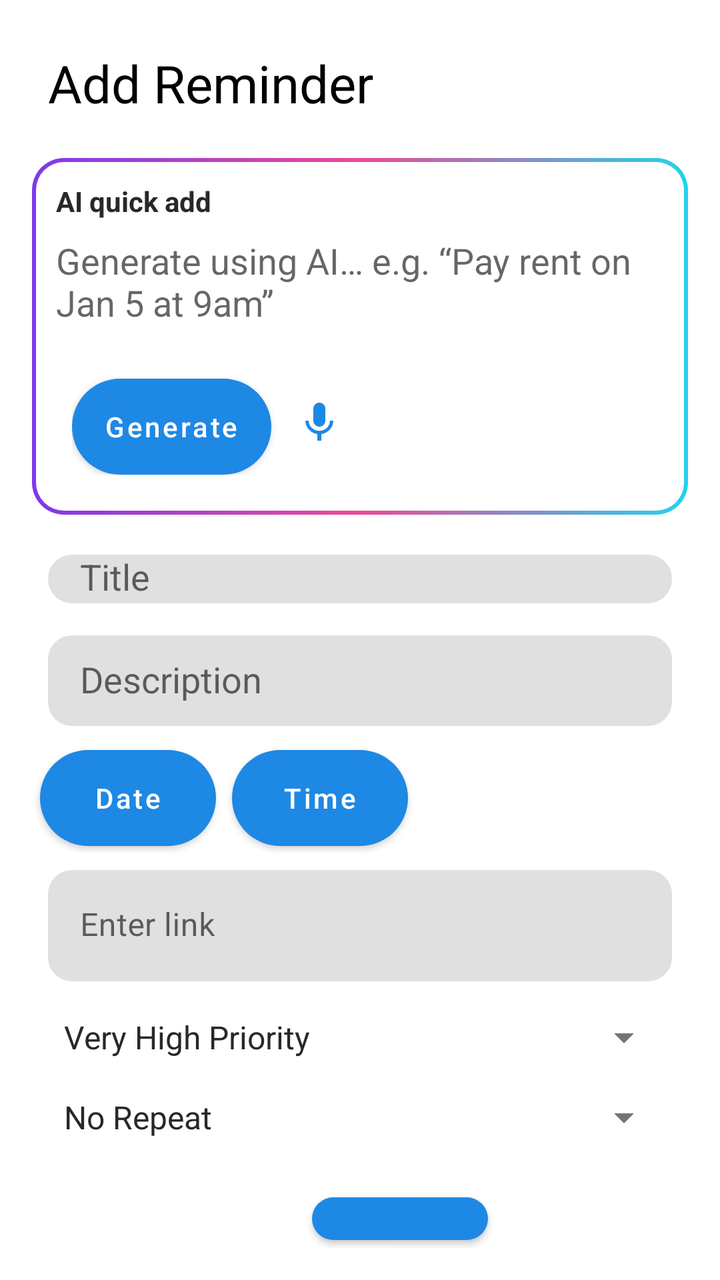
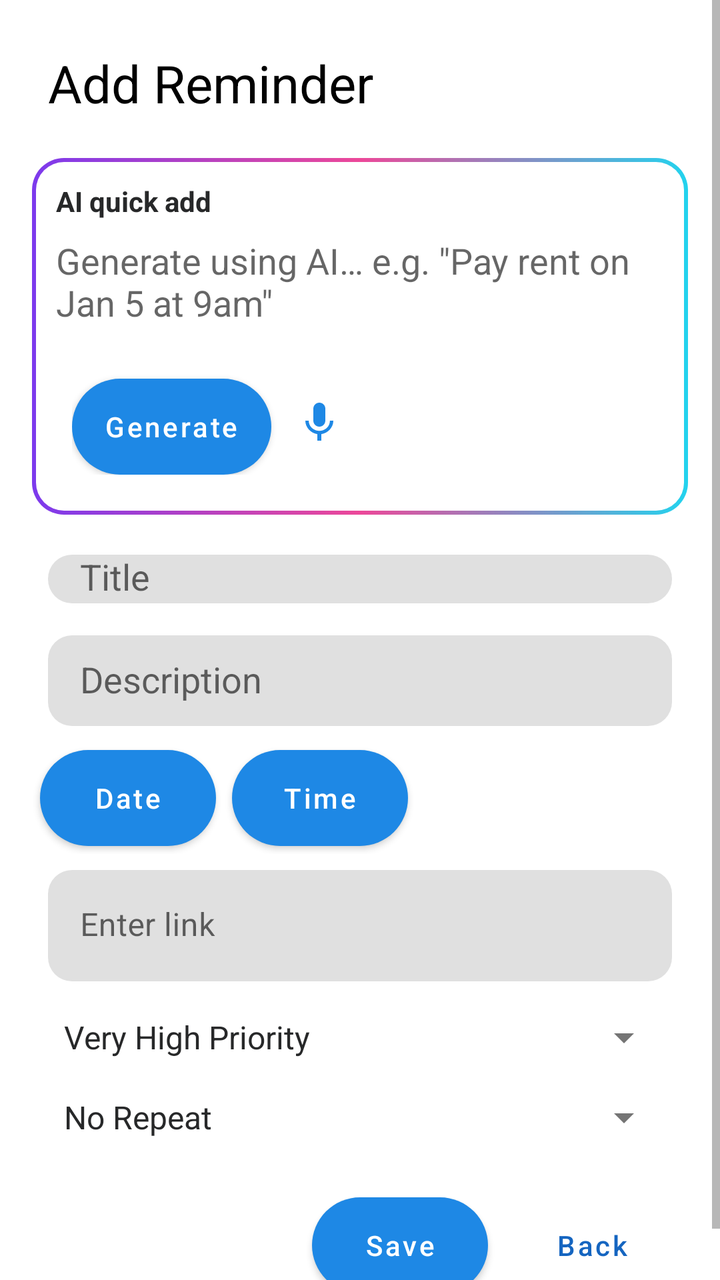

The first picture is an Android layout as it rendered before a commit; the second is the same layout after the commit. The layout source and the unified diff follow.
<!-- AndroidManifest.xml: application theme Theme.Nudge -->
<!-- res/layout/fragment_reminder.xml -->
<LinearLayout xmlns:android="http://schemas.android.com/apk/res/android"
    android:layout_width="match_parent"
    android:layout_height="match_parent"
    xmlns:app="http://schemas.android.com/apk/res-auto"
    android:orientation="vertical"
    android:padding="16dp">

    <com.google.android.material.progressindicator.LinearProgressIndicator
        android:id="@+id/topLoading"
        android:layout_width="match_parent"
        android:layout_height="4dp"
        android:indeterminate="true"
        android:visibility="gone"
        android:layout_marginBottom="8dp" />

    <TextView
        android:id="@+id/pageTitle"
        android:layout_width="wrap_content"
        android:layout_height="wrap_content"
        android:textSize="26sp"
        android:text="Add Reminder"
        android:layout_margin="8dp"
        android:textColor="?attr/colorOnSurface"/>


    
    <LinearLayout
        android:id="@+id/aiBox"
        android:layout_width="match_parent"
        android:layout_height="wrap_content"
        android:layout_marginTop="12dp"
        android:padding="12dp"
        android:orientation="vertical"
        android:background="@drawable/bg_ai_gradient">

        <TextView
            android:layout_width="wrap_content"
            android:layout_height="wrap_content"
            android:text="AI quick add"
            android:textStyle="bold"
            android:textColor="@color/colorTextPrimary"
            android:textSize="14sp" />

        <EditText
            android:id="@+id/aiInputEditText"
            android:layout_width="match_parent"
            android:layout_height="wrap_content"
            android:layout_marginTop="8dp"
            android:hint="Generate using AI… e.g. “Pay rent on Jan 5 at 9am”"
            android:textColor="@android:color/white"
            android:background="@android:color/transparent"
            android:inputType="textCapSentences|textMultiLine"
            android:minLines="2"
            android:maxLines="4" />
        <LinearLayout
            android:id="@+id/aiActionBox"
            android:layout_width="match_parent"
            android:layout_height="wrap_content"
            android:layout_marginTop="8dp"
            android:padding="8dp"
            android:orientation="horizontal">
            <Button
                android:id="@+id/aiGenerateButton"
                android:layout_width="wrap_content"
                android:layout_height="wrap_content"
                android:layout_marginTop="10dp"
                android:text="Generate"
                android:textAllCaps="false"
                android:background="@drawable/rounded_corner"
                android:backgroundTint="#FFFFFF" />
            <ImageButton
                android:id="@+id/voiceButton"
                android:layout_width="48dp"
                android:layout_height="48dp"
                android:layout_marginTop="8dp"
                android:background="?attr/selectableItemBackgroundBorderless"
                android:contentDescription="Start recording"
                android:src="@drawable/ic_mic"
                app:tint="@color/mic_tint" />
        </LinearLayout>
    </LinearLayout>

    <com.google.android.material.textfield.TextInputLayout
        android:layout_width="match_parent"
        android:layout_height="wrap_content"
        android:layout_marginTop="20dp"
        android:layout_marginStart="8dp"
        android:layout_marginEnd="8dp"
        android:layout_marginBottom="8dp"
        android:hint="Title"
        style="@style/Widget.MaterialComponents.TextInputLayout.FilledBox"
        app:boxCornerRadiusTopStart="12dp"
        app:boxCornerRadiusTopEnd="12dp"
        app:boxCornerRadiusBottomStart="12dp"
        app:boxCornerRadiusBottomEnd="12dp"
        app:boxStrokeWidth="0dp"
        app:boxStrokeWidthFocused="0dp">
        <com.google.android.material.textfield.MaterialAutoCompleteTextView
            android:id="@+id/titleEditText"
            android:layout_width="match_parent"
            android:layout_height="wrap_content"
            android:paddingStart="16dp" />
    </com.google.android.material.textfield.TextInputLayout>

    <com.google.android.material.textfield.TextInputLayout
        android:layout_width="match_parent"
        android:layout_height="wrap_content"
        android:layout_margin="8dp"
        android:hint="Description"
        style="@style/Widget.MaterialComponents.TextInputLayout.FilledBox"
        app:boxCornerRadiusTopStart="12dp"
        app:boxCornerRadiusTopEnd="12dp"
        app:boxCornerRadiusBottomStart="12dp"
        app:boxCornerRadiusBottomEnd="12dp"
        app:boxStrokeWidth="0dp"
        app:boxStrokeWidthFocused="0dp">
        <com.google.android.material.textfield.MaterialAutoCompleteTextView
            android:id="@+id/descriptionEditText"
            android:layout_width="match_parent"
            android:layout_height="wrap_content"
            android:paddingStart="16dp"
            android:inputType="textCapSentences|textMultiLine"
            android:minLines="2" />
    </com.google.android.material.textfield.TextInputLayout>

    <LinearLayout
        android:layout_width="wrap_content"
        android:layout_height="wrap_content"
        android:orientation="horizontal"
        android:gravity="center_vertical">
        <Button
            android:id="@+id/dateButton"
            android:layout_width="match_parent"
            android:layout_height="wrap_content"
            android:background="@drawable/rounded_corner"
            android:layout_margin="4dp"
            android:textAllCaps="false"
            android:text="Date" />

        <Button
            android:id="@+id/timeButton"
            android:layout_width="match_parent"
            android:layout_height="wrap_content"
            android:background="@drawable/rounded_corner"
            android:layout_margin="4dp"
            android:textAllCaps="false"
            android:text="Time" />
    </LinearLayout>

    <EditText
        android:id="@+id/idEditText"
        android:layout_width="match_parent"
        android:layout_height="wrap_content"
        android:visibility="gone"
        android:layout_margin="8dp" />

    <com.google.android.material.textfield.TextInputLayout
        android:layout_width="match_parent"
        android:layout_height="wrap_content"
        android:layout_margin="8dp"
        android:hint="Enter link"
        style="@style/Widget.MaterialComponents.TextInputLayout.FilledBox"
        app:boxCornerRadiusTopStart="12dp"
        app:boxCornerRadiusTopEnd="12dp"
        app:boxCornerRadiusBottomStart="12dp"
        app:boxCornerRadiusBottomEnd="12dp"
        app:boxStrokeWidth="0dp"
        app:boxStrokeWidthFocused="0dp">
        <com.google.android.material.textfield.TextInputEditText
            android:id="@+id/linkEditText"
            android:paddingStart="16dp"
            android:layout_width="match_parent"
            android:layout_height="wrap_content"
            android:singleLine="true"
            android:imeOptions="actionDone"
            android:inputType="textUri" />
    </com.google.android.material.textfield.TextInputLayout>

    <EditText
        android:id="@+id/passwordEditText"
        android:layout_width="match_parent"
        android:layout_height="wrap_content"
        android:hint="Enter key"
        android:visibility="gone"
        android:inputType="textPassword"
        android:singleLine="true"
        android:layout_margin="8dp"
        android:imeOptions="actionDone" />

    <Spinner
        android:id="@+id/prioritySpinner"
        android:layout_width="match_parent"
        android:layout_height="wrap_content"
        android:layout_margin="8dp"
        android:entries="@array/priority_array" />

    <Spinner
        android:id="@+id/repeatSpinner"
        android:layout_width="match_parent"
        android:layout_height="wrap_content"
        android:layout_margin="8dp"
        android:entries="@array/repeat_array" />

    <Spinner
        android:id="@+id/snoozeSpinner"
        android:layout_width="match_parent"
        android:layout_height="wrap_content"
        android:layout_margin="8dp"
        android:visibility="gone"
        android:entries="@array/snooze_array" />

    <LinearLayout
        android:layout_width="match_parent"
        android:layout_height="wrap_content"
        android:layout_marginTop="16dp"
        android:orientation="horizontal"
        android:gravity="end|center_vertical">
        <Button
            android:id="@+id/saveButton"
            android:layout_width="wrap_content"
            android:layout_height="wrap_content"
            android:background="@drawable/rounded_corner"
            android:layout_margin="4dp"
            android:textAllCaps="false"
            android:text="Save" />

        <Button
            android:id="@+id/goBackButton"
            style="@style/Widget.MaterialComponents.Button.TextButton"
            android:layout_width="wrap_content"
            android:layout_height="wrap_content"
            android:text="Back"
            android:textAllCaps="false"
            android:textColor="@color/colorPrimaryDark"
            android:layout_margin="4dp"
            android:layout_gravity="center" />
    </LinearLayout>

</LinearLayout>
<!-- resources referenced by this layout -->
<resources>
  <string-array name="priority_array">
          <item>Very High Priority</item>
          <item>High Priority</item>
          <item>Medium Priority</item>
          <item>Low Priority</item>
      </string-array>
  <string-array name="repeat_array">
          <item>No Repeat</item>
          <item>Weekly</item>
          <item>Biweekly</item>
      </string-array>
  <string-array name="snooze_array">
          <item>One Reminder</item>
          <item>Two Reminders</item>
          <item>Three Reminders</item>
      </string-array>
  <color name="colorPrimaryDark">#1565C0</color>
  <color name="colorTextPrimary">#272829</color>
  <!-- drawable bg_ai_gradient (drawable) -->
  <layer-list xmlns:android="http://schemas.android.com/apk/res/android">
  
      
      <item>
          <shape android:shape="rectangle">
              <corners android:radius="16dp" />
              <gradient
                  android:type="linear"
                  android:angle="0"
                  android:startColor="#7C3AED"
                  android:centerColor="#EC4899"
                  android:endColor="#22D3EE" />
          </shape>
      </item>
  
      
      <item
          android:left="2dp"
          android:top="2dp"
          android:right="2dp"
          android:bottom="2dp">
          <shape android:shape="rectangle">
              <corners android:radius="14dp" />
              <solid android:color="?attr/colorSurface" />
          </shape>
      </item>
  
  </layer-list>
  <!-- drawable ic_mic (drawable) -->
  <vector xmlns:android="http://schemas.android.com/apk/res/android" android:height="24dp" android:tint="#FFFFFF" android:viewportHeight="24" android:viewportWidth="24" android:width="24dp">
        
      <path android:fillColor="@android:color/white" android:pathData="M12,14c1.66,0 2.99,-1.34 2.99,-3L15,5c0,-1.66 -1.34,-3 -3,-3S9,3.34 9,5v6c0,1.66 1.34,3 3,3zM17.3,11c0,3 -2.54,5.1 -5.3,5.1S6.7,14 6.7,11L5,11c0,3.41 2.72,6.23 6,6.72L11,21h2v-3.28c3.28,-0.48 6,-3.3 6,-6.72h-1.7z"/>
      
  </vector>
  <!-- drawable rounded_corner (drawable) -->
  <shape xmlns:android="http://schemas.android.com/apk/res/android">
      <solid android:color="@color/white" />
      <corners android:radius="30dp" />
  </shape>
  <style name="Theme.Nudge" parent="Theme.MaterialComponents.DayNight.NoActionBar">
          
          <item name="colorPrimary">@color/colorPrimary</item>
          <item name="colorPrimaryVariant">@color/colorPrimaryDark</item>
          <item name="colorOnPrimary">@color/white</item>
          
          <item name="colorSecondary">@color/colorAccent</item>
          <item name="colorSecondaryVariant">@color/colorAccent</item>
          <item name="colorOnSecondary">@color/black</item>
          
          <item name="android:colorBackground">@color/colorBackground</item>
          
          <item name="android:textColorPrimary">@color/colorTextPrimary</item>
          <item name="android:textColorSecondary">@color/colorTextSecondary</item>
          
          <item name="android:windowBackground">@color/colorBackground</item>
          <item name="android:statusBarColor">@color/colorTheme</item>
      </style>
  <color name="white">#FFFFFFFF</color>
  <color name="colorPrimary">#1E88E5</color>
  <color name="colorAccent">#B0B0B0</color>
  <color name="black">#FF000000</color>
  <color name="colorBackground">#FFFFFF</color>
  <color name="colorTextSecondary">#757575</color>
  <color name="colorTheme">#58CBFF</color>
</resources>

<!-- the commit's change to res/layout/fragment_reminder.xml (unified diff, before → after) -->
@@ -2,238 +2,250 @@
     android:layout_width="match_parent"
     android:layout_height="match_parent"
     xmlns:app="http://schemas.android.com/apk/res-auto"
-    android:orientation="vertical"
-    android:padding="16dp">
+    android:orientation="vertical">
 
     <com.google.android.material.progressindicator.LinearProgressIndicator
         android:id="@+id/topLoading"
         android:layout_width="match_parent"
         android:layout_height="4dp"
         android:indeterminate="true"
-        android:visibility="gone"
-        android:layout_marginBottom="8dp" />
-
-    <TextView
-        android:id="@+id/pageTitle"
-        android:layout_width="wrap_content"
-        android:layout_height="wrap_content"
-        android:textSize="26sp"
-        android:text="Add Reminder"
-        android:layout_margin="8dp"
-        android:textColor="?attr/colorOnSurface"/>
-
-
-    
-    <LinearLayout
-        android:id="@+id/aiBox"
+        android:visibility="gone" />
+
+    <ScrollView
         android:layout_width="match_parent"
-        android:layout_height="wrap_content"
-        android:layout_marginTop="12dp"
-        android:padding="12dp"
-        android:orientation="vertical"
-        android:background="@drawable/bg_ai_gradient">
-
-        <TextView
-            android:layout_width="wrap_content"
-            android:layout_height="wrap_content"
-            android:text="AI quick add"
-            android:textStyle="bold"
-            android:textColor="@color/colorTextPrimary"
-            android:textSize="14sp" />
-
-        <EditText
-            android:id="@+id/aiInputEditText"
+        android:layout_height="match_parent"
+        android:fillViewport="true">
+
+        <LinearLayout
             android:layout_width="match_parent"
             android:layout_height="wrap_content"
-            android:layout_marginTop="8dp"
-            android:hint="Generate using AI… e.g. “Pay rent on Jan 5 at 9am”"
-            android:textColor="@android:color/white"
-            android:background="@android:color/transparent"
-            android:inputType="textCapSentences|textMultiLine"
-            android:minLines="2"
-            android:maxLines="4" />
-        <LinearLayout
-            android:id="@+id/aiActionBox"
-            android:layout_width="match_parent"
-            android:layout_height="wrap_content"
-            android:layout_marginTop="8dp"
-            android:padding="8dp"
-            android:orientation="horizontal">
-            <Button
-                android:id="@+id/aiGenerateButton"
+            android:orientation="vertical"
+            android:padding="16dp">
+
+            <TextView
+                android:id="@+id/pageTitle"
                 android:layout_width="wrap_content"
                 android:layout_height="wrap_content"
-                android:layout_marginTop="10dp"
-                android:text="Generate"
-                android:textAllCaps="false"
-                android:background="@drawable/rounded_corner"
-                android:backgroundTint="#FFFFFF" />
-            <ImageButton
-                android:id="@+id/voiceButton"
-                android:layout_width="48dp"
-                android:layout_height="48dp"
-                android:layout_marginTop="8dp"
-                android:background="?attr/selectableItemBackgroundBorderless"
-                android:contentDescription="Start recording"
-                android:src="@drawable/ic_mic"
-                app:tint="@color/mic_tint" />
+                android:textSize="26sp"
+                android:text="Add Reminder"
+                android:layout_margin="8dp"
+                android:textColor="?attr/colorOnSurface"/>
+
+
+            
+            <LinearLayout
+                android:id="@+id/aiBox"
+                android:layout_width="match_parent"
+                android:layout_height="wrap_content"
+                android:layout_marginTop="12dp"
+                android:padding="12dp"
+                android:orientation="vertical"
+                android:background="@drawable/bg_ai_gradient">
+
+                <TextView
+                    android:layout_width="wrap_content"
+                    android:layout_height="wrap_content"
+                    android:text="AI quick add"
+                    android:textStyle="bold"
+                    android:textColor="@color/colorTextPrimary"
+                    android:textSize="14sp" />
+
+                <EditText
+                    android:id="@+id/aiInputEditText"
+                    android:layout_width="match_parent"
+                    android:layout_height="wrap_content"
+                    android:layout_marginTop="8dp"
+                    android:hint="Generate using AI… e.g. &quot;Pay rent on Jan 5 at 9am&quot;"
+                    android:textColor="@android:color/white"
+                    android:background="@android:color/transparent"
+                    android:inputType="textCapSentences|textMultiLine"
+                    android:minLines="2"
+                    android:maxLines="4" />
+                <LinearLayout
+                    android:id="@+id/aiActionBox"
+                    android:layout_width="match_parent"
+                    android:layout_height="wrap_content"
+                    android:layout_marginTop="8dp"
+                    android:padding="8dp"
+                    android:orientation="horizontal">
+                    <Button
+                        android:id="@+id/aiGenerateButton"
+                        android:layout_width="wrap_content"
+                        android:layout_height="wrap_content"
+                        android:layout_marginTop="10dp"
+                        android:text="Generate"
+                        android:textAllCaps="false"
+                        android:background="@drawable/rounded_corner"
+                        android:backgroundTint="#FFFFFF" />
+                    <ImageButton
+                        android:id="@+id/voiceButton"
+                        android:layout_width="48dp"
+                        android:layout_height="48dp"
+                        android:layout_marginTop="8dp"
+                        android:background="?attr/selectableItemBackgroundBorderless"
+                        android:contentDescription="Start recording"
+                        android:src="@drawable/ic_mic"
+                        app:tint="@color/mic_tint" />
+                </LinearLayout>
+            </LinearLayout>
+
+            <com.google.android.material.textfield.TextInputLayout
+                android:layout_width="match_parent"
+                android:layout_height="wrap_content"
+                android:layout_marginTop="20dp"
+                android:layout_marginStart="8dp"
+                android:layout_marginEnd="8dp"
+                android:layout_marginBottom="8dp"
+                android:hint="Title"
+                style="@style/Widget.MaterialComponents.TextInputLayout.FilledBox"
+                app:boxCornerRadiusTopStart="12dp"
+                app:boxCornerRadiusTopEnd="12dp"
+                app:boxCornerRadiusBottomStart="12dp"
+                app:boxCornerRadiusBottomEnd="12dp"
+                app:boxStrokeWidth="0dp"
+                app:boxStrokeWidthFocused="0dp">
+                <com.google.android.material.textfield.MaterialAutoCompleteTextView
+                    android:id="@+id/titleEditText"
+                    android:layout_width="match_parent"
+                    android:layout_height="wrap_content"
+                    android:paddingStart="16dp" />
+            </com.google.android.material.textfield.TextInputLayout>
+
+            <com.google.android.material.textfield.TextInputLayout
+                android:layout_width="match_parent"
+                android:layout_height="wrap_content"
+                android:layout_margin="8dp"
+                android:hint="Description"
+                style="@style/Widget.MaterialComponents.TextInputLayout.FilledBox"
+                app:boxCornerRadiusTopStart="12dp"
+                app:boxCornerRadiusTopEnd="12dp"
+                app:boxCornerRadiusBottomStart="12dp"
+                app:boxCornerRadiusBottomEnd="12dp"
+                app:boxStrokeWidth="0dp"
+                app:boxStrokeWidthFocused="0dp">
+                <com.google.android.material.textfield.MaterialAutoCompleteTextView
+                    android:id="@+id/descriptionEditText"
+                    android:layout_width="match_parent"
+                    android:layout_height="wrap_content"
+                    android:paddingStart="16dp"
+                    android:inputType="textCapSentences|textMultiLine"
+                    android:minLines="2" />
+            </com.google.android.material.textfield.TextInputLayout>
+
+            <LinearLayout
+                android:layout_width="wrap_content"
+                android:layout_height="wrap_content"
+                android:orientation="horizontal"
+                android:gravity="center_vertical">
+                <Button
+                    android:id="@+id/dateButton"
+                    android:layout_width="match_parent"
+                    android:layout_height="wrap_content"
+                    android:background="@drawable/rounded_corner"
+                    android:layout_margin="4dp"
+                    android:textAllCaps="false"
+                    android:text="Date" />
+
+                <Button
+                    android:id="@+id/timeButton"
+                    android:layout_width="match_parent"
+                    android:layout_height="wrap_content"
+                    android:background="@drawable/rounded_corner"
+                    android:layout_margin="4dp"
+                    android:textAllCaps="false"
+                    android:text="Time" />
+            </LinearLayout>
+
+            <EditText
+                android:id="@+id/idEditText"
+                android:layout_width="match_parent"
+                android:layout_height="wrap_content"
+                android:visibility="gone"
+                android:layout_margin="8dp" />
+
+            <com.google.android.material.textfield.TextInputLayout
+                android:layout_width="match_parent"
+                android:layout_height="wrap_content"
+                android:layout_margin="8dp"
+                android:hint="Enter link"
+                style="@style/Widget.MaterialComponents.TextInputLayout.FilledBox"
+                app:boxCornerRadiusTopStart="12dp"
+                app:boxCornerRadiusTopEnd="12dp"
+                app:boxCornerRadiusBottomStart="12dp"
+                app:boxCornerRadiusBottomEnd="12dp"
+                app:boxStrokeWidth="0dp"
+                app:boxStrokeWidthFocused="0dp">
+                <com.google.android.material.textfield.TextInputEditText
+                    android:id="@+id/linkEditText"
+                    android:paddingStart="16dp"
+                    android:layout_width="match_parent"
+                    android:layout_height="wrap_content"
+                    android:singleLine="true"
+                    android:imeOptions="actionDone"
+                    android:inputType="textUri" />
+            </com.google.android.material.textfield.TextInputLayout>
+
+            <EditText
+                android:id="@+id/passwordEditText"
+                android:layout_width="match_parent"
+                android:layout_height="wrap_content"
+                android:hint="Enter key"
+                android:visibility="gone"
+                android:inputType="textPassword"
+                android:singleLine="true"
+                android:layout_margin="8dp"
+                android:imeOptions="actionDone" />
+
+            <Spinner
+                android:id="@+id/prioritySpinner"
+                android:layout_width="match_parent"
+                android:layout_height="wrap_content"
+                android:layout_margin="8dp"
+                android:entries="@array/priority_array" />
+
+            <Spinner
+                android:id="@+id/repeatSpinner"
+                android:layout_width="match_parent"
+                android:layout_height="wrap_content"
+                android:layout_margin="8dp"
+                android:entries="@array/repeat_array" />
+
+            <Spinner
+                android:id="@+id/snoozeSpinner"
+                android:layout_width="match_parent"
+                android:layout_height="wrap_content"
+                android:layout_margin="8dp"
+                android:visibility="gone"
+                android:entries="@array/snooze_array" />
+
+            <LinearLayout
+                android:layout_width="match_parent"
+                android:layout_height="wrap_content"
+                android:layout_marginTop="16dp"
+                android:orientation="horizontal"
+                android:gravity="end|center_vertical">
+                <Button
+                    android:id="@+id/saveButton"
+                    android:layout_width="wrap_content"
+                    android:layout_height="wrap_content"
+                    android:background="@drawable/rounded_corner"
+                    android:layout_margin="4dp"
+                    android:textAllCaps="false"
+                    android:text="Save" />
+
+                <Button
+                    android:id="@+id/goBackButton"
+                    style="@style/Widget.MaterialComponents.Button.TextButton"
+                    android:layout_width="wrap_content"
+                    android:layout_height="wrap_content"
+                    android:text="Back"
+                    android:textAllCaps="false"
+                    android:textColor="@color/colorPrimaryDark"
+                    android:layout_margin="4dp"
+                    android:layout_gravity="center" />
+            </LinearLayout>
+
         </LinearLayout>
-    </LinearLayout>
-
-    <com.google.android.material.textfield.TextInputLayout
-        android:layout_width="match_parent"
-        android:layout_height="wrap_content"
-        android:layout_marginTop="20dp"
-        android:layout_marginStart="8dp"
-        android:layout_marginEnd="8dp"
-        android:layout_marginBottom="8dp"
-        android:hint="Title"
-        style="@style/Widget.MaterialComponents.TextInputLayout.FilledBox"
-        app:boxCornerRadiusTopStart="12dp"
-        app:boxCornerRadiusTopEnd="12dp"
-        app:boxCornerRadiusBottomStart="12dp"
-        app:boxCornerRadiusBottomEnd="12dp"
-        app:boxStrokeWidth="0dp"
-        app:boxStrokeWidthFocused="0dp">
-        <com.google.android.material.textfield.MaterialAutoCompleteTextView
-            android:id="@+id/titleEditText"
-            android:layout_width="match_parent"
-            android:layout_height="wrap_content"
-            android:paddingStart="16dp" />
-    </com.google.android.material.textfield.TextInputLayout>
-
-    <com.google.android.material.textfield.TextInputLayout
-        android:layout_width="match_parent"
-        android:layout_height="wrap_content"
-        android:layout_margin="8dp"
-        android:hint="Description"
-        style="@style/Widget.MaterialComponents.TextInputLayout.FilledBox"
-        app:boxCornerRadiusTopStart="12dp"
-        app:boxCornerRadiusTopEnd="12dp"
-        app:boxCornerRadiusBottomStart="12dp"
-        app:boxCornerRadiusBottomEnd="12dp"
-        app:boxStrokeWidth="0dp"
-        app:boxStrokeWidthFocused="0dp">
-        <com.google.android.material.textfield.MaterialAutoCompleteTextView
-            android:id="@+id/descriptionEditText"
-            android:layout_width="match_parent"
-            android:layout_height="wrap_content"
-            android:paddingStart="16dp"
-            android:inputType="textCapSentences|textMultiLine"
-            android:minLines="2" />
-    </com.google.android.material.textfield.TextInputLayout>
-
-    <LinearLayout
-        android:layout_width="wrap_content"
-        android:layout_height="wrap_content"
-        android:orientation="horizontal"
-        android:gravity="center_vertical">
-        <Button
-            android:id="@+id/dateButton"
-            android:layout_width="match_parent"
-            android:layout_height="wrap_content"
-            android:background="@drawable/rounded_corner"
-            android:layout_margin="4dp"
-            android:textAllCaps="false"
-            android:text="Date" />
-
-        <Button
-            android:id="@+id/timeButton"
-            android:layout_width="match_parent"
-            android:layout_height="wrap_content"
-            android:background="@drawable/rounded_corner"
-            android:layout_margin="4dp"
-            android:textAllCaps="false"
-            android:text="Time" />
-    </LinearLayout>
-
-    <EditText
-        android:id="@+id/idEditText"
-        android:layout_width="match_parent"
-        android:layout_height="wrap_content"
-        android:visibility="gone"
-        android:layout_margin="8dp" />
-
-    <com.google.android.material.textfield.TextInputLayout
-        android:layout_width="match_parent"
-        android:layout_height="wrap_content"
-        android:layout_margin="8dp"
-        android:hint="Enter link"
-        style="@style/Widget.MaterialComponents.TextInputLayout.FilledBox"
-        app:boxCornerRadiusTopStart="12dp"
-        app:boxCornerRadiusTopEnd="12dp"
-        app:boxCornerRadiusBottomStart="12dp"
-        app:boxCornerRadiusBottomEnd="12dp"
-        app:boxStrokeWidth="0dp"
-        app:boxStrokeWidthFocused="0dp">
-        <com.google.android.material.textfield.TextInputEditText
-            android:id="@+id/linkEditText"
-            android:paddingStart="16dp"
-            android:layout_width="match_parent"
-            android:layout_height="wrap_content"
-            android:singleLine="true"
-            android:imeOptions="actionDone"
-            android:inputType="textUri" />
-    </com.google.android.material.textfield.TextInputLayout>
-
-    <EditText
-        android:id="@+id/passwordEditText"
-        android:layout_width="match_parent"
-        android:layout_height="wrap_content"
-        android:hint="Enter key"
-        android:visibility="gone"
-        android:inputType="textPassword"
-        android:singleLine="true"
-        android:layout_margin="8dp"
-        android:imeOptions="actionDone" />
-
-    <Spinner
-        android:id="@+id/prioritySpinner"
-        android:layout_width="match_parent"
-        android:layout_height="wrap_content"
-        android:layout_margin="8dp"
-        android:entries="@array/priority_array" />
-
-    <Spinner
-        android:id="@+id/repeatSpinner"
-        android:layout_width="match_parent"
-        android:layout_height="wrap_content"
-        android:layout_margin="8dp"
-        android:entries="@array/repeat_array" />
-
-    <Spinner
-        android:id="@+id/snoozeSpinner"
-        android:layout_width="match_parent"
-        android:layout_height="wrap_content"
-        android:layout_margin="8dp"
-        android:visibility="gone"
-        android:entries="@array/snooze_array" />
-
-    <LinearLayout
-        android:layout_width="match_parent"
-        android:layout_height="wrap_content"
-        android:layout_marginTop="16dp"
-        android:orientation="horizontal"
-        android:gravity="end|center_vertical">
-        <Button
-            android:id="@+id/saveButton"
-            android:layout_width="wrap_content"
-            android:layout_height="wrap_content"
-            android:background="@drawable/rounded_corner"
-            android:layout_margin="4dp"
-            android:textAllCaps="false"
-            android:text="Save" />
-
-        <Button
-            android:id="@+id/goBackButton"
-            style="@style/Widget.MaterialComponents.Button.TextButton"
-            android:layout_width="wrap_content"
-            android:layout_height="wrap_content"
-            android:text="Back"
-            android:textAllCaps="false"
-            android:textColor="@color/colorPrimaryDark"
-            android:layout_margin="4dp"
-            android:layout_gravity="center" />
-    </LinearLayout>
+    </ScrollView>
 
 </LinearLayout>
